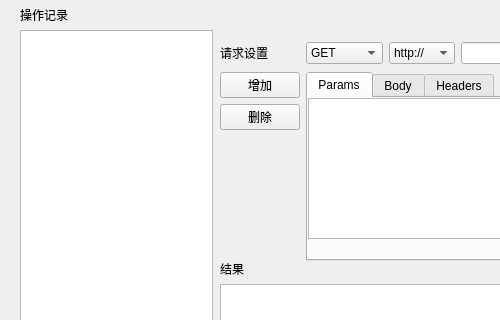
Above: mypostman.ui from only0322/MyPostman before the change; both pictures show x 0 to 500 and y 0 to 320 of the 1280 by 800 pixel window. Below: the same form after it.
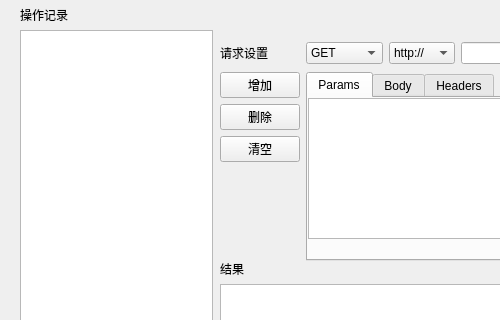
That is the form after the change.

Commit message: 清空按钮实现

Diff of the .ui file:
```diff
--- a/mypostman.ui
+++ b/mypostman.ui
@@ -77,6 +77,9 @@
      </rect>
     </property>
     <layout class="QGridLayout" name="gridLayout">
+     <property name="sizeConstraint">
+      <enum>QLayout::SetDefaultConstraint</enum>
+     </property>
      <item row="1" column="1">
       <widget class="QTabWidget" name="tabWidget">
        <property name="toolTip">
@@ -224,6 +227,13 @@
          </property>
         </widget>
        </item>
+       <item>
+        <widget class="QPushButton" name="btn_clear">
+         <property name="text">
+          <string>清空</string>
+         </property>
+        </widget>
+       </item>
        <item>
         <spacer name="verticalSpacer">
          <property name="orientation">
```
Left out of the diff: 10 changed lines with no effect on the pictures. The commit also changes 2 other files.
